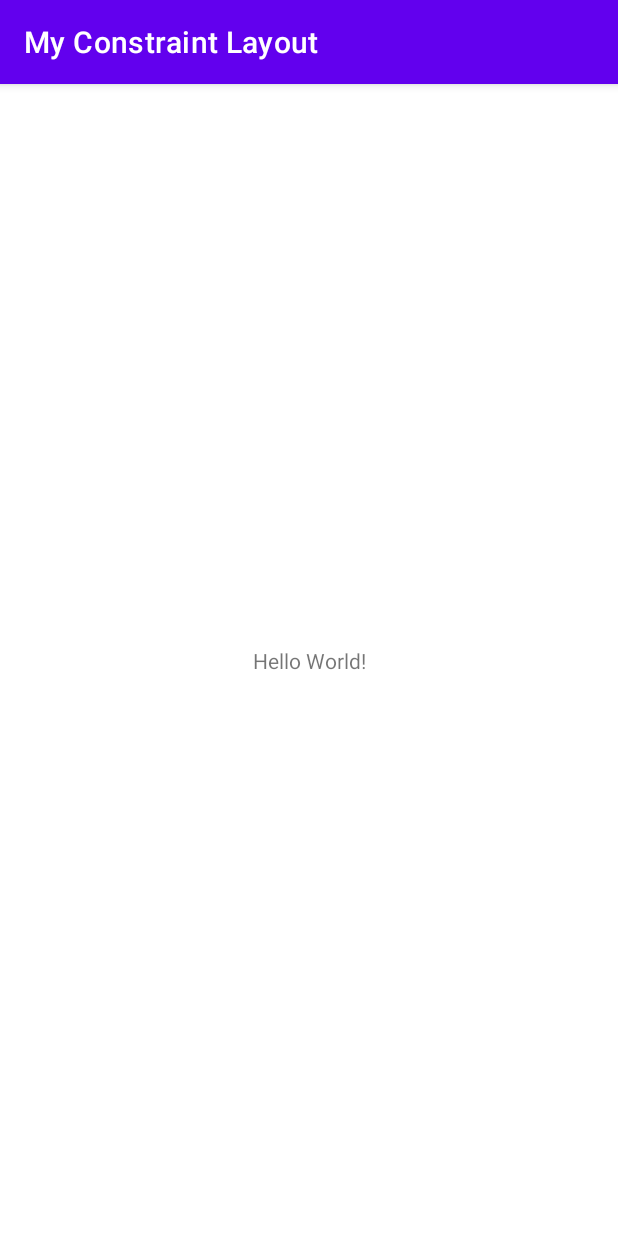
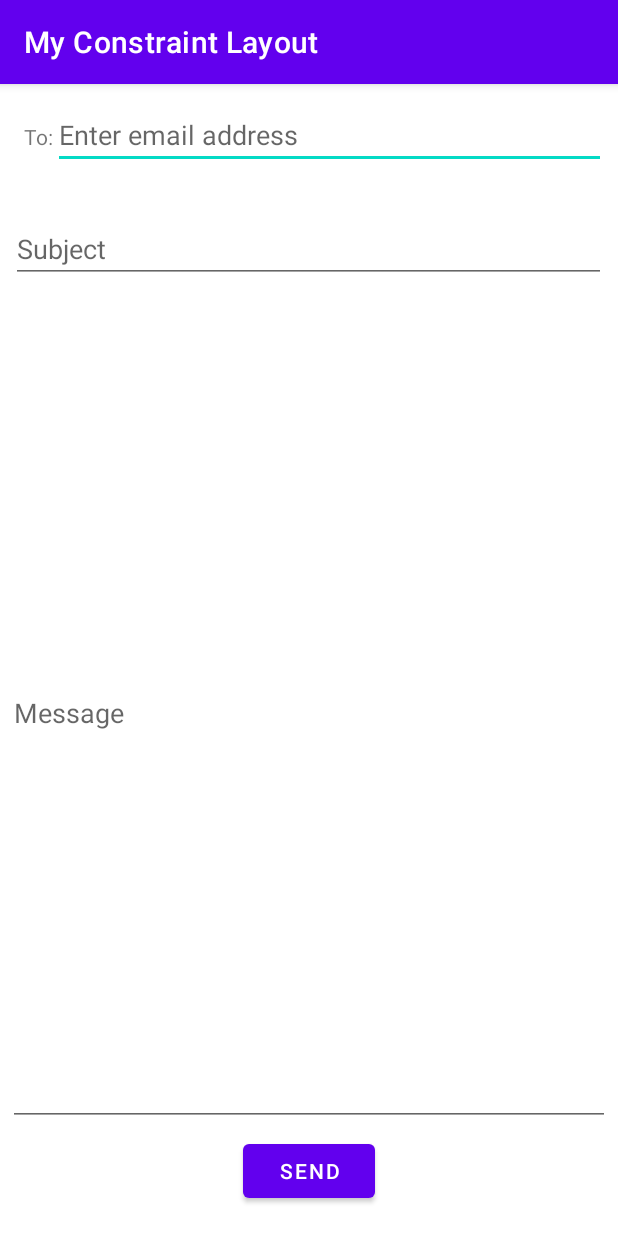
Before and after one commit to ikonix/MyConstraintLayout, an Android app: the screen it shows after launch (MainActivity), on a phone screen of 412 x 824 dp. Run offline under Robolectric (Android 15) with nearby library versions, the phone set to English and light mode, and no system bars.

Commit message:
needs some finetuneing

```diff
--- a/app/build.gradle
+++ b/app/build.gradle
@@ -3,13 +3,13 @@ plugins {
 }
 
 android {
-    compileSdkVersion 31
-    buildToolsVersion "31.0.0"
+    compileSdkVersion 30
+    buildToolsVersion "30.0.0"
 
     defaultConfig {
         applicationId "com.hfad.myconstraintlayout"
         minSdkVersion 19
-        targetSdkVersion 31
+        targetSdkVersion 30
         versionCode 1
         versionName "1.0"
 
--- a/app/src/main/res/layout/activity_main.xml
+++ b/app/src/main/res/layout/activity_main.xml
@@ -6,13 +6,70 @@
     android:layout_height="match_parent"
     tools:context=".MainActivity">
 
+
     <TextView
+        android:id="@+id/to_label"
         android:layout_width="wrap_content"
         android:layout_height="wrap_content"
-        android:text="Hello World!"
-        app:layout_constraintBottom_toBottomOf="parent"
-        app:layout_constraintLeft_toLeftOf="parent"
-        app:layout_constraintRight_toRightOf="parent"
+        android:layout_marginStart="16dp"
+        android:layout_marginTop="25dp"
+        android:text="@string/to_label"
+        app:layout_constraintEnd_toStartOf="@+id/email_address"
+        app:layout_constraintStart_toStartOf="parent"
         app:layout_constraintTop_toTopOf="parent" />
 
+    <EditText
+        android:id="@+id/email_address"
+        android:layout_width="0dp"
+        android:layout_height="wrap_content"
+        android:layout_marginTop="11dp"
+        android:layout_marginEnd="8dp"
+        android:layout_marginBottom="88dp"
+        android:ems="10"
+        android:hint="@string/email_hint"
+        android:inputType="textEmailAddress"
+        app:layout_constraintBottom_toTopOf="@+id/message"
+        app:layout_constraintEnd_toEndOf="parent"
+        app:layout_constraintStart_toEndOf="@+id/to_label"
+        app:layout_constraintTop_toTopOf="parent" />
+
+    <EditText
+        android:id="@+id/subject"
+        android:layout_width="0dp"
+        android:layout_height="wrap_content"
+        android:layout_marginStart="7dp"
+        android:layout_marginEnd="8dp"
+        android:layout_marginBottom="605dp"
+        android:ems="10"
+        android:hint="@string/subject_hint"
+        android:inputType="textPersonName"
+        app:layout_constraintBottom_toBottomOf="parent"
+        app:layout_constraintEnd_toEndOf="parent"
+        app:layout_constraintStart_toStartOf="parent"
+        app:layout_constraintTop_toBottomOf="@+id/email_address" />
+
+    <Button
+        android:id="@+id/send_button"
+        android:layout_width="wrap_content"
+        android:layout_height="wrap_content"
+        android:layout_marginBottom="19dp"
+        android:text="@string/send_button"
+        app:layout_constraintBottom_toBottomOf="parent"
+        app:layout_constraintEnd_toEndOf="parent"
+        app:layout_constraintStart_toStartOf="parent" />
+
+    <EditText
+        android:id="@+id/message"
+        android:layout_width="0dp"
+        android:layout_height="0dp"
+        android:layout_marginStart="5dp"
+        android:layout_marginEnd="5dp"
+        android:layout_marginBottom="73dp"
+        android:ems="10"
+        android:hint="@string/message_hint"
+        android:inputType="textPersonName"
+        app:layout_constraintBottom_toBottomOf="parent"
+        app:layout_constraintEnd_toEndOf="parent"
+        app:layout_constraintStart_toStartOf="parent"
+        app:layout_constraintTop_toBottomOf="@+id/email_address" />
 </androidx.constraintlayout.widget.ConstraintLayout>
--- a/app/src/main/res/values/strings.xml
+++ b/app/src/main/res/values/strings.xml
@@ -1,3 +1,8 @@
 <resources>
     <string name="app_name">My Constraint Layout</string>
+    <string name="to_label">To:</string>
+    <string name="email_hint">Enter email address</string>
+    <string name="subject_hint">Subject</string>
+    <string name="message_hint">Message</string>
+    <string name="send_button">Send</string>
 </resources>
```
